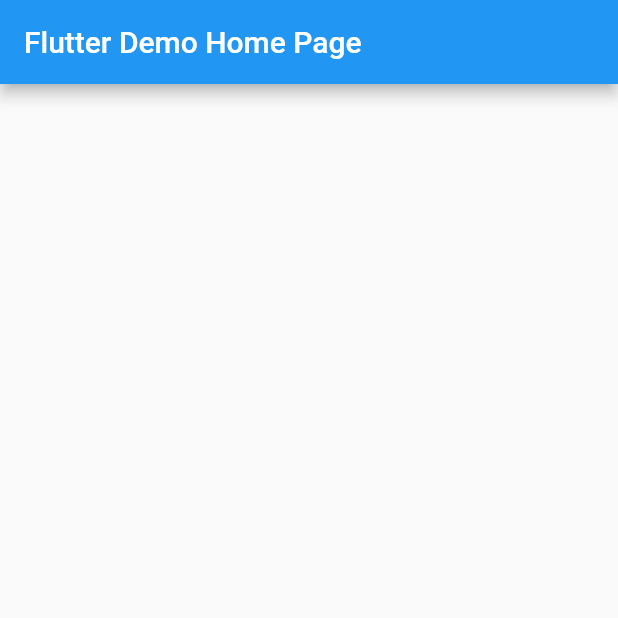
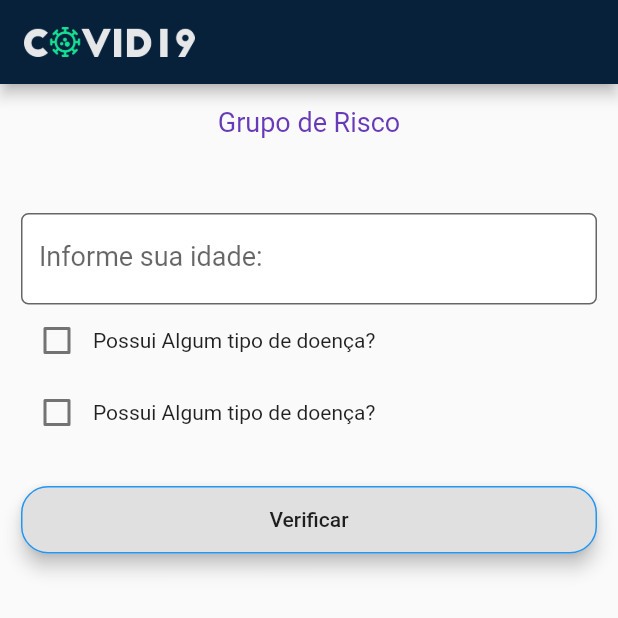
Before and after one commit to allefsousa/Risk-group-App, a Flutter app: the screen it shows after launch, on a phone screen of 412 x 824 dp, the top half of it. Run offline on Flutter 3.47's test engine with Material 2 defaults, Android fonts, the phone set to English and light mode, and no system bars.

Commit message:
Iniciando layout da atividade

```diff
--- a/lib/main.dart
+++ b/lib/main.dart
@@ -1,16 +1,22 @@
 import 'package:flutter/material.dart';
+import 'package:flutter/services.dart';
 
-void main() => runApp(MyApp());
+void main() {
+  SystemChrome.setPreferredOrientations(
+      [DeviceOrientation.portraitUp, DeviceOrientation.portraitDown]);
+  runApp(MyApp());
+}
 
 class MyApp extends StatelessWidget {
   @override
   Widget build(BuildContext context) {
     return MaterialApp(
-      title: 'Flutter Demo',
+      title: 'Grupo de Risco',
+      debugShowCheckedModeBanner: false,
       theme: ThemeData(
         primarySwatch: Colors.blue,
       ),
-      home: MyHomePage(title: 'Flutter Demo Home Page'),
+      home: MyHomePage(title: 'Grupo de Risco'),
     );
   }
 }
@@ -18,6 +24,7 @@ class MyApp extends StatelessWidget {
 class MyHomePage extends StatefulWidget {
   MyHomePage({Key key, this.title}) : super(key: key);
   final String title;
+
   @override
   _MyHomePageState createState() => _MyHomePageState();
 }
@@ -34,11 +41,71 @@ class _MyHomePageState extends State<MyHomePage> {
   @override
   Widget build(BuildContext context) {
     return Scaffold(
-      appBar: AppBar(
-        title: Text(widget.title),
-      ),
-      body: Center(
-        child: Column( ))
-    );
+        appBar: AppBar(
+          title: Image.asset(
+            'lib/images/covid19.png',
+            height: 20.0,
+          ),
+          backgroundColor: Color(0xff07213B),
+        ),
+        body: SingleChildScrollView(
+          child: Padding(
+            padding: const EdgeInsets.fromLTRB(14.0, 15.0, 14.0, 0.0),
+            child: Column(
+              children: <Widget>[
+                Text("Grupo de Risco",
+                    style: TextStyle(fontSize: 18.0, color: Colors.deepPurple)),
+                Padding(padding: EdgeInsets.fromLTRB(15.0, 50.0, 15.0, 0.0)),
+                TextFormField(
+                    style: TextStyle(fontSize: 18.0),
+                    keyboardType: TextInputType.number,
+                    autocorrect: false,
+                    autofocus: false,
+                    textInputAction: TextInputAction.done,
+                    decoration: InputDecoration(
+                      border: OutlineInputBorder(
+                          borderRadius: BorderRadius.all(Radius.circular(5.0)),
+                          borderSide: BorderSide(color: Colors.blue)),
+                      filled: true,
+                      fillColor: Colors.white,
+                      labelText: "Informe sua idade:",
+                    )),
+                Row(
+                  children: <Widget>[
+                    Checkbox(
+                      value: false,
+                      onChanged: (bool value) {},
+                    ),
+                    Text(
+                      "Possui Algum tipo de doença?",
+                      textAlign: TextAlign.end,
+                    ),
+                  ],
+                ),
+                Row(children: <Widget>[
+                  Checkbox(
+                    value: false,
+                    onChanged: (bool value) {},
+                  ),
+                  Text("Possui Algum tipo de doença?"),
+                ]),
+                Container(
+                  padding: const EdgeInsets.fromLTRB(0.0, 25.0, 0.0, 0.0),
+                  width: double.infinity,
+                  height: 70.0,
+                  child: RaisedButton(
+                    onPressed: () {},
+                    elevation: 5.0,
+                 shape: RoundedRectangleBorder(
+                  borderRadius: new BorderRadius.circular(18.0),
+                    side: BorderSide(color: Colors.blue)
+                ),
+                    child: Text("Verificar"),
+                  ),
+                )
+              ],
+            ),
+          ),
+        ));
   }
 }
--- a/pubspec.yaml
+++ b/pubspec.yaml
@@ -23,6 +23,8 @@ dependencies:
   # The following adds the Cupertino Icons font to your application.
   # Use with the CupertinoIcons class for iOS style icons.
   cupertino_icons: ^0.1.2
+  getflutter: ^1.0.11
+
 
 dev_dependencies:
   flutter_test:
@@ -39,6 +41,9 @@ flutter:
   # included with your application, so that you can use the icons in
   # the material Icons class.
   uses-material-design: true
+
+  assets:
+    - lib/images/covid19.png
 
   # To add assets to your application, add an assets section, like this:
   # assets:
```
Also changed, not shown: lib/images/covid19.png (added), pubspec.lock.
